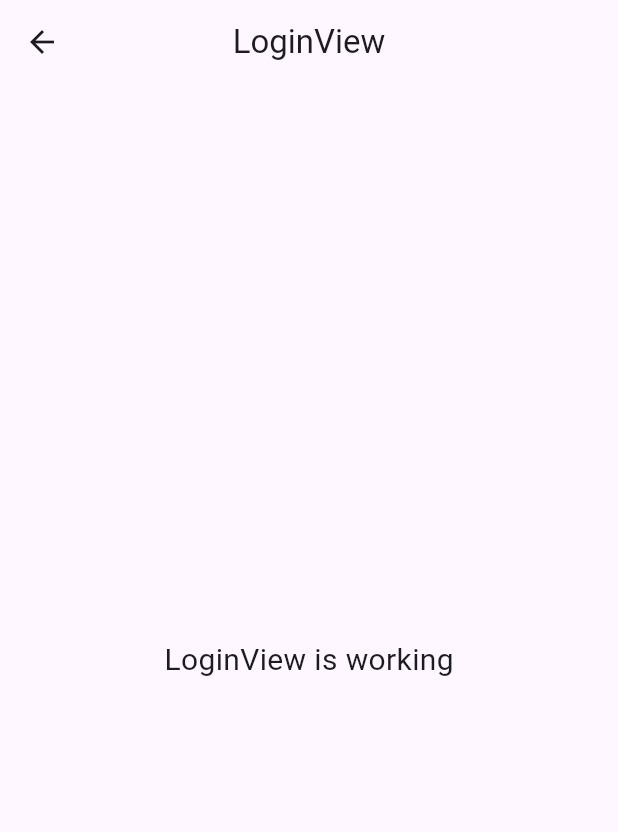
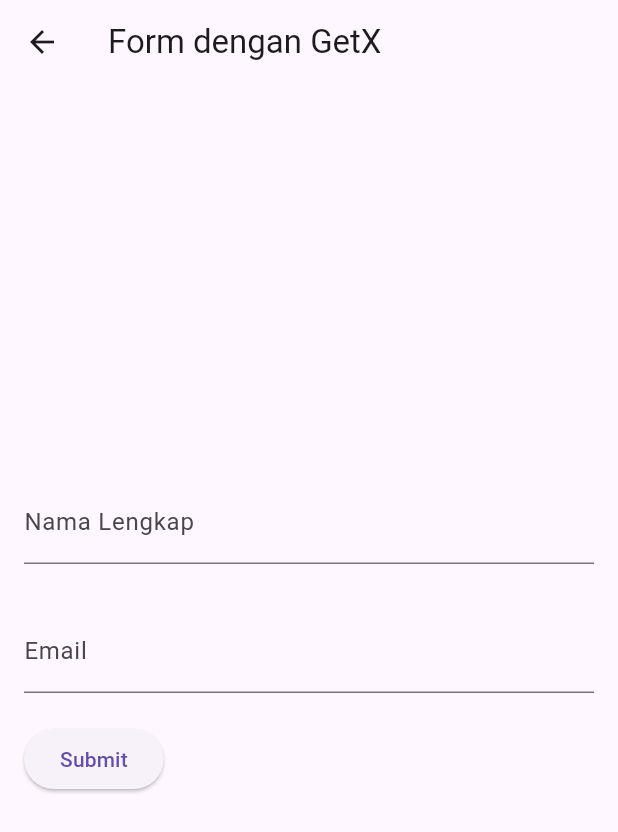
Before and after one commit to rafiyandi/nunCorp, a Flutter app: the LoginView screen opened by its route, on a phone screen of 412 x 824 dp. Shown: the top 832 px of the screen. Run offline on Flutter 3.47's test engine with Material 3 defaults, Android fonts, the phone set to English and light mode, and no system bars; our stand-ins replace connectivity_plus, dartz, dio, get, hive_ce, hive_ce_flutter; accounts and stored records are empty; network calls fail.

Commit message:
soal number 2

```diff
--- a/lib/app/modules/login/controllers/login_controller.dart
+++ b/lib/app/modules/login/controllers/login_controller.dart
@@ -1,23 +1,39 @@
+import 'package:flutter/material.dart';
 import 'package:get/get.dart';
 
 class LoginController extends GetxController {
-  //TODO: Implement LoginController
+  var nama = ''.obs;
+  var email = ''.obs;
 
-  final count = 0.obs;
-  @override
-  void onInit() {
-    super.onInit();
+  var errorNama = ''.obs;
+  var errorEmail = ''.obs;
+
+  var isSubmitted = false.obs;
+
+  bool validate() {
+    errorNama.value = '';
+    errorEmail.value = '';
+    isSubmitted.value = false;
+
+    bool isValid = true;
+
+    if (nama.value.trim().isEmpty) {
+      errorNama.value = 'Nama wajib diisi';
+      isValid = false;
+    }
+
+    if (email.value.trim().isEmpty) {
+      errorEmail.value = 'Email wajib diisi';
+      isValid = false;
+    } else if (!GetUtils.isEmail(email.value)) {
+      errorEmail.value = 'Format email tidak valid';
+      isValid = false;
+    }
+
+    if (isValid) {
+      isSubmitted.value = true;
+    }
+
+    return isValid;
   }
-
-  @override
-  void onReady() {
-    super.onReady();
-  }
-
-  @override
-  void onClose() {
-    super.onClose();
-  }
-
-  void increment() => count.value++;
 }
--- a/lib/app/modules/login/views/login_view.dart
+++ b/lib/app/modules/login/views/login_view.dart
@@ -1,22 +1,73 @@
 import 'package:flutter/material.dart';
 
 import 'package:get/get.dart';
+import 'package:tesnuncorp/core/utils/validator_text_form.dart';
 
 import '../controllers/login_controller.dart';
 
-class LoginView extends GetView<LoginController> {
-  const LoginView({super.key});
+class LoginView extends StatelessWidget {
+  LoginView({super.key});
+
   @override
   Widget build(BuildContext context) {
+    var controller = Get.find<LoginController>();
     return Scaffold(
-      appBar: AppBar(
-        title: const Text('LoginView'),
-        centerTitle: true,
-      ),
-      body: const Center(
-        child: Text(
-          'LoginView is working',
-          style: TextStyle(fontSize: 20),
+      appBar: AppBar(title: Text('Form dengan GetX')),
+      body: Padding(
+        padding: const EdgeInsets.all(16.0),
+        child: Center(
+          child: Column(
+            mainAxisAlignment: MainAxisAlignment.center,
+            crossAxisAlignment: CrossAxisAlignment.start,
+            children: [
+              TextField(
+                onChanged: (value) => controller.nama.value = value,
+                decoration: InputDecoration(
+                  labelText: 'Nama Lengkap',
+                ),
+              ),
+              Obx(() => controller.errorNama.value.isNotEmpty
+                  ? Text(
+                      controller.errorNama.value,
+                      style: TextStyle(color: Colors.red),
+                    )
+                  : SizedBox.shrink()),
+              SizedBox(height: 30),
+              TextField(
+                onChanged: (value) => controller.email.value = value,
+                decoration: InputDecoration(
+                  labelText: 'Email',
+                ),
+              ),
+              Obx(() => controller.errorEmail.value.isNotEmpty
+                  ? Text(
+                      controller.errorEmail.value,
+                      style: TextStyle(color: Colors.red),
+                    )
+                  : SizedBox.shrink()),
+              SizedBox(height: 20),
+              ElevatedButton(
+                onPressed: () {
+                  controller.validate();
+                },
+                child: Text('Submit'),
+              ),
+              SizedBox(height: 30),
+              Obx(() => controller.isSubmitted.value
+                  ? Column(
+                      crossAxisAlignment: CrossAxisAlignment.start,
+                      children: [
+                        Text(
+                          'Data yang diinput:',
+                          style: TextStyle(fontWeight: FontWeight.bold),
+                        ),
+                        Text('Nama: ${controller.nama.value}'),
+                        Text('Email: ${controller.email.value}'),
+                      ],
+                    )
+                  : SizedBox.shrink()),
+            ],
+          ),
         ),
       ),
     );
--- a/lib/app/routes/app_pages.dart
+++ b/lib/app/routes/app_pages.dart
@@ -20,7 +20,7 @@ class AppPages {
     ),
     GetPage(
       name: _Paths.LOGIN,
-      page: () => const LoginView(),
+      page: () => LoginView(),
       binding: LoginBinding(),
     ),
   ];
```
Also changed, not shown: lib/app/modules/home/views/home_view.dart (+7 -0 lines), lib/core/utils/validator_text_form.dart (added, +20 -0 lines).
